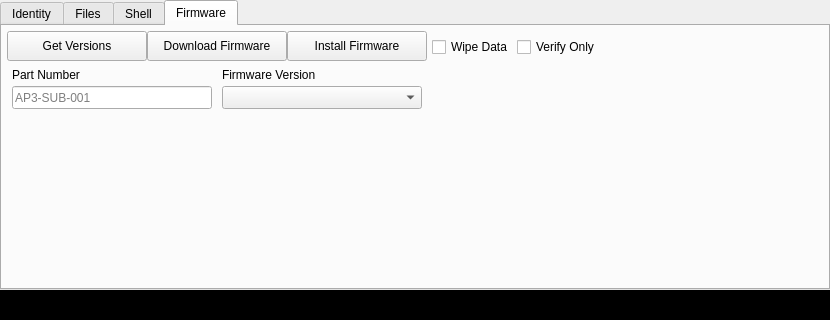
First picture: the form in main_window.ui, repository Im-0xC7/APToolkit, before the edit; both pictures show x 0 to 830 and y 0 to 320 of the 830 by 500 pixel window.
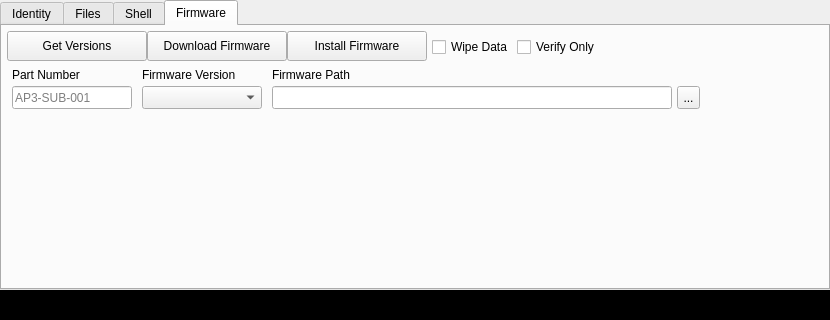
Second picture: the form after the edit. Icons and pictures are not drawn.

Commit message: Add firmware path picker

```diff
--- a/main_window.ui
+++ b/main_window.ui
@@ -1166,9 +1166,9 @@
      <widget class="QComboBox" name="fwList">
       <property name="geometry">
        <rect>
-        <x>220</x>
+        <x>140</x>
         <y>60</y>
-        <width>200</width>
+        <width>120</width>
         <height>23</height>
        </rect>
       </property>
@@ -1178,7 +1178,7 @@
        <rect>
         <x>10</x>
         <y>60</y>
-        <width>200</width>
+        <width>120</width>
         <height>23</height>
        </rect>
       </property>
@@ -1191,7 +1191,7 @@
        <rect>
         <x>10</x>
         <y>40</y>
-        <width>200</width>
+        <width>120</width>
         <height>17</height>
        </rect>
       </property>
@@ -1202,9 +1202,9 @@
      <widget class="QLabel" name="fwListLabel">
       <property name="geometry">
        <rect>
-        <x>220</x>
+        <x>140</x>
         <y>40</y>
-        <width>200</width>
+        <width>120</width>
         <height>17</height>
        </rect>
       </property>
@@ -1270,6 +1270,45 @@
        <string>Verify Only</string>
       </property>
      </widget>
+     <widget class="QLineEdit" name="fwPath">
+      <property name="geometry">
+       <rect>
+        <x>270</x>
+        <y>60</y>
+        <width>400</width>
+        <height>23</height>
+       </rect>
+      </property>
+      <property name="placeholderText">
+       <string/>
+      </property>
+     </widget>
+     <widget class="QLabel" name="fwPathLabel">
+      <property name="geometry">
+       <rect>
+        <x>270</x>
+        <y>40</y>
+        <width>382</width>
+        <height>17</height>
+       </rect>
+      </property>
+      <property name="text">
+       <string>Firmware Path</string>
+      </property>
+     </widget>
+     <widget class="QToolButton" name="fwPathBtn">
+      <property name="geometry">
+       <rect>
+        <x>675</x>
+        <y>60</y>
+        <width>23</width>
+        <height>23</height>
+       </rect>
+      </property>
+      <property name="text">
+       <string>...</string>
+      </property>
+     </widget>
     </widget>
    </widget>
    <widget class="QPlainTextEdit" name="output">
```
The commit also changes 3 other files.
